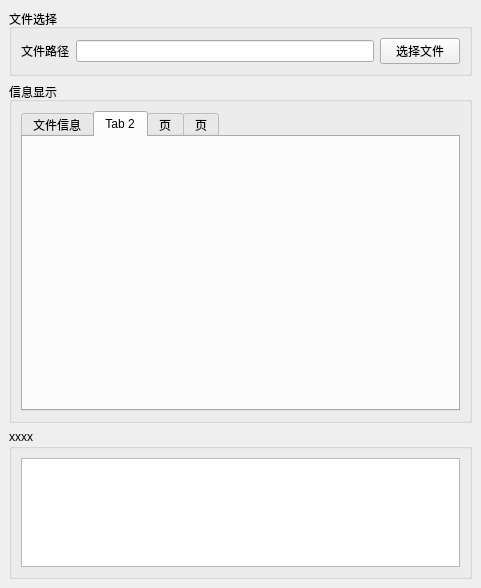
Before: the Qt Designer form uissma/SSMA.ui in zengrx/S.M.A.R.T, drawn with Qt 5.
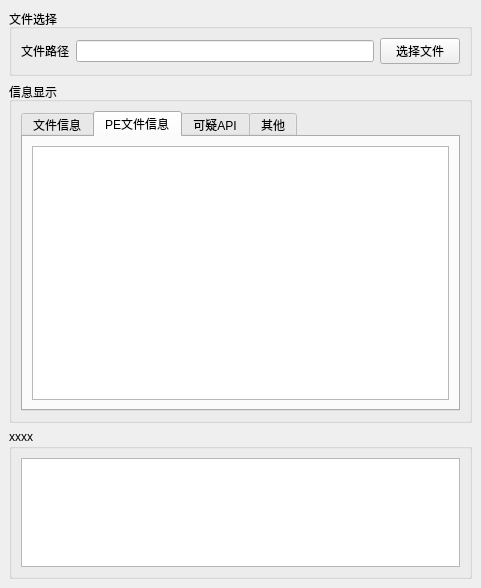
After: the same form once the commit is applied. The open tabs and pages were chosen to show the change.

The edit to the form file:
```diff
--- a/uissma/SSMA.ui
+++ b/uissma/SSMA.ui
@@ -74,17 +74,22 @@
          </widget>
          <widget class="QWidget" name="tab_2">
           <attribute name="title">
-           <string>Tab 2</string>
+           <string>PE文件信息</string>
           </attribute>
+          <layout class="QHBoxLayout" name="horizontalLayout_5">
+           <item>
+            <widget class="QListWidget" name="listWidget_2"/>
+           </item>
+          </layout>
          </widget>
          <widget class="QWidget" name="tab_3">
           <attribute name="title">
-           <string>页</string>
+           <string>可疑API</string>
           </attribute>
          </widget>
          <widget class="QWidget" name="tab_4">
           <attribute name="title">
-           <string>页</string>
+           <string>其他</string>
           </attribute>
          </widget>
         </widget>
```
Left out of the diff: 10 changed lines with no effect on the pictures.
